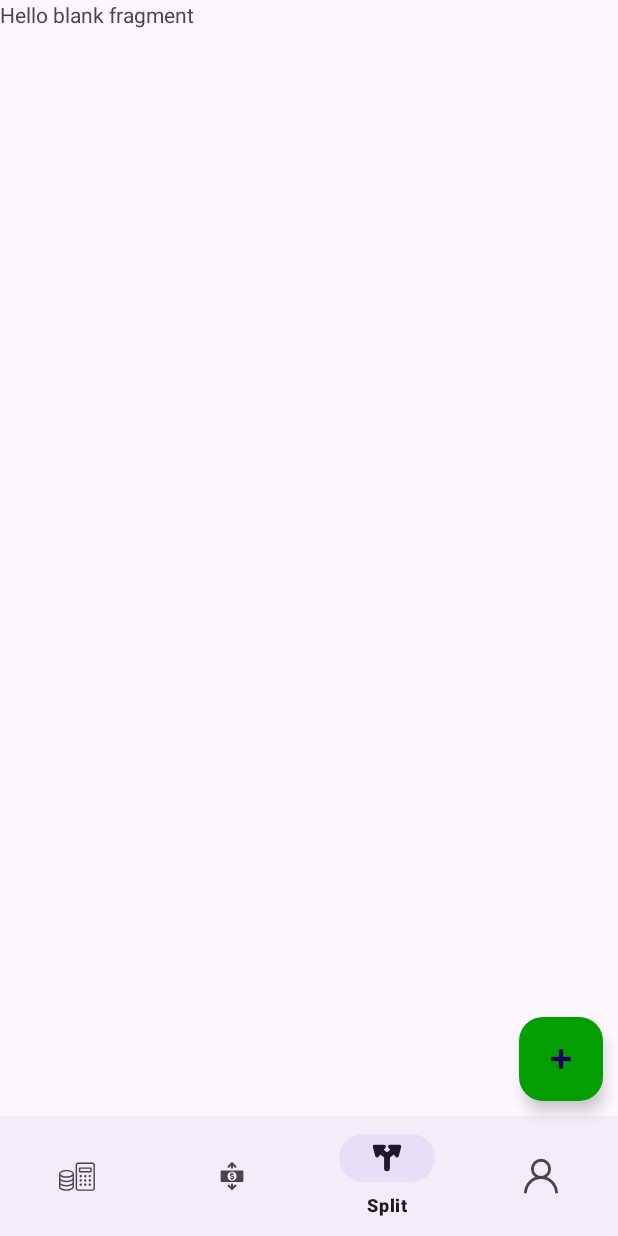
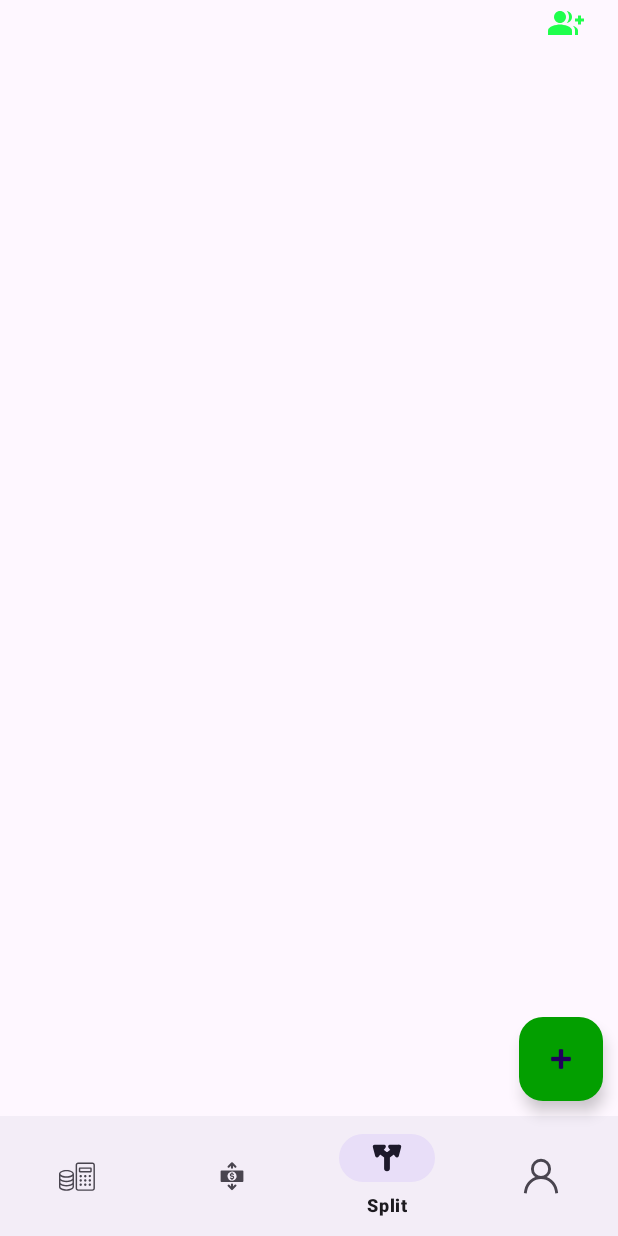
Before and after one commit to memkgupta/finance_buddy, an Android app: the screen it shows after launch once a user with an empty profile is signed in (MainActivity), item 3 of the bottom bar chosen, on a phone screen of 412 x 824 dp. Run offline under Robolectric (Android 15) with nearby library versions, the light colour scheme and no system bars; our stand-ins replace Firebase (no records; nobody signed in at launch, a user with empty details on screens opened directly).

Commit message:
Second commit

```diff
--- a/app/src/main/AndroidManifest.xml
+++ b/app/src/main/AndroidManifest.xml
@@ -12,6 +12,9 @@
         android:supportsRtl="true"
         android:theme="@style/Theme.ExpenseManager"
         tools:targetApi="31">
+        <activity
+            android:name=".SplitActivity"
+            android:exported="false" />
         <activity
             android:name=".LoginActivity"
             android:exported="false" />
--- a/app/src/main/java/com/example/expensemanager/ExpenseTracker.kt
+++ b/app/src/main/java/com/example/expensemanager/ExpenseTracker.kt
@@ -14,7 +14,6 @@ import com.example.expensemanager.databinding.FragmentExpenseTrackerBinding
 import com.google.firebase.database.DataSnapshot
 import com.google.firebase.database.DatabaseError
 import com.google.firebase.database.DatabaseReference
-import com.google.firebase.database.FirebaseDatabase
 import com.google.firebase.database.ValueEventListener
 import com.google.firebase.database.getValue
 
@@ -65,7 +64,7 @@ private fun initLayout(){
 
 
     binding.transactionsRV.adapter = transactionAdapter
-    dbRef = FirebaseDatabase.getInstance().getReference().child("expenses");
+    dbRef = MainActivity.database.child("expenses");
     readDbRef = dbRef.child(MainActivity.auth.uid.toString())
 //deleteRef = FirebaseDatabase.getInstance().getReference().child("expenses")
 deleteRef = dbRef.child(MainActivity.auth.uid.toString())
--- /dev/null
+++ b/app/src/main/java/com/example/expensemanager/SplitAdapter.kt
@@ -0,0 +1,43 @@
+package com.example.expensemanager
+
+import android.content.Context
+import android.view.LayoutInflater
+import android.view.ViewGroup
+import android.widget.Toast
+import androidx.recyclerview.widget.RecyclerView
+import androidx.recyclerview.widget.RecyclerView.ViewHolder
+import com.example.expensemanager.dataClasses.Split
+import com.example.expensemanager.dataClasses.calculateAmountOwed
+import com.example.expensemanager.databinding.SplitCardViewBinding
+
+class SplitAdapter(val context: Context, var splits:ArrayList<Split>):RecyclerView.Adapter<SplitAdapter.MyViewHolder>() {
+    class MyViewHolder(binding: SplitCardViewBinding):ViewHolder(binding.root) {
+val root = binding.root;
+        val title = binding.titleSV
+        val amountOwed = binding.amountOwed
+        val status = binding.status
+    }
+
+    override fun onCreateViewHolder(parent: ViewGroup, viewType: Int): MyViewHolder {
+        return MyViewHolder(SplitCardViewBinding.inflate(LayoutInflater.from(context),parent,false))
+    }
+
+    override fun getItemCount(): Int {
+       return splits.size;
+    }
+
+    override fun onBindViewHolder(holder: MyViewHolder, position: Int) {
+      val split = splits[position]
+        holder.title.text = split.title
+        holder.amountOwed.text = calculateAmountOwed(MainActivity.auth.uid.toString()).toString()
+        holder.status.text = split.status;
+        holder.root.setOnClickListener {
+            Toast.makeText(context,split.title,Toast.LENGTH_SHORT).show();
+        }
+    }
+    fun updateData(data:ArrayList<Split>){
+        splits = ArrayList();
+        splits.addAll(data)
+        notifyDataSetChanged()
+    }
+}
--- a/app/src/main/java/com/example/expensemanager/SplitFragment.kt
+++ b/app/src/main/java/com/example/expensemanager/SplitFragment.kt
@@ -5,55 +5,66 @@ import android.view.LayoutInflater
 import android.view.View
 import android.view.ViewGroup
 import androidx.fragment.app.Fragment
+import androidx.recyclerview.widget.LinearLayoutManager
+import com.example.expensemanager.dataClasses.Split
+import com.example.expensemanager.databinding.FragmentSplitBinding
+import com.google.firebase.database.DataSnapshot
+import com.google.firebase.database.DatabaseError
+import com.google.firebase.database.DatabaseReference
+import com.google.firebase.database.ValueEventListener
+import com.google.firebase.database.getValue
 
-// TODO: Rename parameter arguments, choose names that match
-// the fragment initialization parameters, e.g. ARG_ITEM_NUMBER
-private const val ARG_PARAM1 = "param1"
-private const val ARG_PARAM2 = "param2"
 
-/**
- * A simple [Fragment] subclass.
- * Use the [SplitFragment.newInstance] factory method to
- * create an instance of this fragment.
- */
 class SplitFragment : Fragment() {
-    // TODO: Rename and change types of parameters
-    private var param1: String? = null
-    private var param2: String? = null
 
-    override fun onCreate(savedInstanceState: Bundle?) {
-        super.onCreate(savedInstanceState)
-        arguments?.let {
-            param1 = it.getString(ARG_PARAM1)
-            param2 = it.getString(ARG_PARAM2)
-        }
-    }
 
+
+    lateinit var binding: FragmentSplitBinding
+    lateinit var splitAdapter:SplitAdapter
+    lateinit var splits:ArrayList<Split>
+    lateinit var dbRef :DatabaseReference
+    lateinit var readDbRef:DatabaseReference
     override fun onCreateView(
         inflater: LayoutInflater, container: ViewGroup?,
         savedInstanceState: Bundle?
     ): View? {
+      val view = inflater.inflate(R.layout.fragment_split, container, false)
+        binding = FragmentSplitBinding.bind(view);
         // Inflate the layout for this fragment
-        return inflater.inflate(R.layout.fragment_split, container, false)
+        splits = ArrayList();
+        initLayout()
+        return view;
     }
 
-    companion object {
-        /**
-         * Use this factory method to create a new instance of
-         * this fragment using the provided parameters.
-         *
-         * @param param1 Parameter 1.
-         * @param param2 Parameter 2.
-         * @return A new instance of fragment SplitFragment.
-         */
-        // TODO: Rename and change types and number of parameters
-        @JvmStatic
-        fun newInstance(param1: String, param2: String) =
-            SplitFragment().apply {
-                arguments = Bundle().apply {
-                    putString(ARG_PARAM1, param1)
-                    putString(ARG_PARAM2, param2)
-                }
+private fun initLayout(){
+    binding.splitRV.setHasFixedSize(true)
+    binding.splitRV.setItemViewCacheSize(13)
+
+    dbRef = MainActivity.database.child("splits").child(MainActivity.auth.uid.toString())
+    dbRef.addValueEventListener(object:ValueEventListener{
+        override fun onDataChange(snapshot: DataSnapshot) {
+            binding.progressBar.visibility = View.GONE
+            val tempSplits = ArrayList<Split>();
+            snapshot.children.forEach{
+
+                val splitObj = it.getValue<Split>()!!
+                splitObj.id = it.key.toString();
+                tempSplits.add(splitObj)
+
             }
-    }
+            splitAdapter.updateData(tempSplits);
+        }
+
+        override fun onCancelled(error: DatabaseError) {
+            TODO("Not yet implemented")
+        }
+
+    })
+    splitAdapter = SplitAdapter(requireContext(), splits)
+    binding.splitRV.layoutManager = LinearLayoutManager(requireContext())
+
+
+    binding.splitRV.adapter = splitAdapter
 }
+
+}
--- /dev/null
+++ b/app/src/main/res/drawable/baseline_group_add_24.xml
@@ -0,0 +1,13 @@
+<vector xmlns:android="http://schemas.android.com/apk/res/android" android:autoMirrored="true" android:height="24dp" android:tint="#1FFF4C" android:viewportHeight="24" android:viewportWidth="24" android:width="24dp">
+
+    <path android:fillColor="@android:color/white" android:pathData="M22,9l0,-2l-2,0l0,2l-2,0l0,2l2,0l0,2l2,0l0,-2l2,0l0,-2z"/>
+
+    <path android:fillColor="@android:color/white" android:pathData="M8,12c2.21,0 4,-1.79 4,-4s-1.79,-4 -4,-4S4,5.79 4,8S5.79,12 8,12z"/>
+
+    <path android:fillColor="@android:color/white" android:pathData="M8,13c-2.67,0 -8,1.34 -8,4v3h16v-3C16,14.34 10.67,13 8,13z"/>
+
+    <path android:fillColor="@android:color/white" android:pathData="M12.51,4.05C13.43,5.11 14,6.49 14,8s-0.57,2.89 -1.49,3.95C14.47,11.7 16,10.04 16,8S14.47,4.3 12.51,4.05z"/>
+
+    <path android:fillColor="@android:color/white" android:pathData="M16.53,13.83C17.42,14.66 18,15.7 18,17v3h2v-3C20,15.55 18.41,14.49 16.53,13.83z"/>
+
+</vector>
--- a/app/src/main/res/layout/fragment_split.xml
+++ b/app/src/main/res/layout/fragment_split.xml
@@ -1,14 +1,44 @@
 <?xml version="1.0" encoding="utf-8"?>
 <FrameLayout xmlns:android="http://schemas.android.com/apk/res/android"
+    xmlns:app="http://schemas.android.com/apk/res-auto"
     xmlns:tools="http://schemas.android.com/tools"
     android:layout_width="match_parent"
     android:layout_height="match_parent"
     tools:context=".SplitFragment">
 
-    <!-- TODO: Update blank fragment layout -->
-    <TextView
+    <ProgressBar
+        android:id="@+id/progressBar"
+        android:layout_gravity="center"
+        style="?android:attr/progressBarStyleLarge"
+        android:layout_width="wrap_content"
+        android:layout_height="wrap_content"
+        android:layout_centerHorizontal="true" />
+    <androidx.constraintlayout.widget.ConstraintLayout
         android:layout_width="match_parent"
-        android:layout_height="match_parent"
-        android:text="@string/hello_blank_fragment" />
+        android:layout_height="match_parent">
 
+        <LinearLayout
+            android:id="@+id/navBarSplit"
+            android:layout_width="match_parent"
+            android:gravity="end"
+
+            android:layout_height="40dp"
+            android:orientation="vertical"
+            android:paddingEnd="20dp"
+            app:layout_constraintTop_toTopOf="parent">
+<androidx.appcompat.widget.AppCompatImageButton
+    android:id="@+id/addGroupBT"
+    android:layout_width="30dp"
+    android:layout_height="30dp"
+android:background="@android:color/transparent"
+    android:src="@drawable/baseline_group_add_24"/>
+        </LinearLayout>
+
+        <androidx.recyclerview.widget.RecyclerView
+            android:id="@+id/splitRV"
+            app:layout_constraintTop_toBottomOf="@+id/navBarSplit"
+            android:layout_width="match_parent"
+            android:layout_height="wrap_content" />
+
+    </androidx.constraintlayout.widget.ConstraintLayout>
 </FrameLayout>
--- a/app/src/main/res/layout/split_dialog.xml
+++ b/app/src/main/res/layout/split_dialog.xml
@@ -70,7 +70,7 @@
             android:gravity="center"
             android:orientation="horizontal">
             <com.google.android.material.button.MaterialButton
-                android:id="@+id/addExpenseBTEDialog"
+                android:id="@+id/addSpliyBTEDialog"
                 android:backgroundTint="@color/green_cool"
                 android:layout_width="wrap_content"
                 android:layout_marginRight="10dp"
```
Also changed, not shown: app/src/main/java/com/example/expensemanager/MainActivity.kt (+37 -18 lines), app/src/main/java/com/example/expensemanager/SplitActivity.kt (added, +16 -0 lines), app/src/main/java/com/example/expensemanager/dataClasses/Split.kt (+14 -1 lines), app/src/main/res/layout/activity_split.xml (added, +10 -0 lines), app/src/main/res/layout/split_card_view.xml (added, +47 -0 lines).
